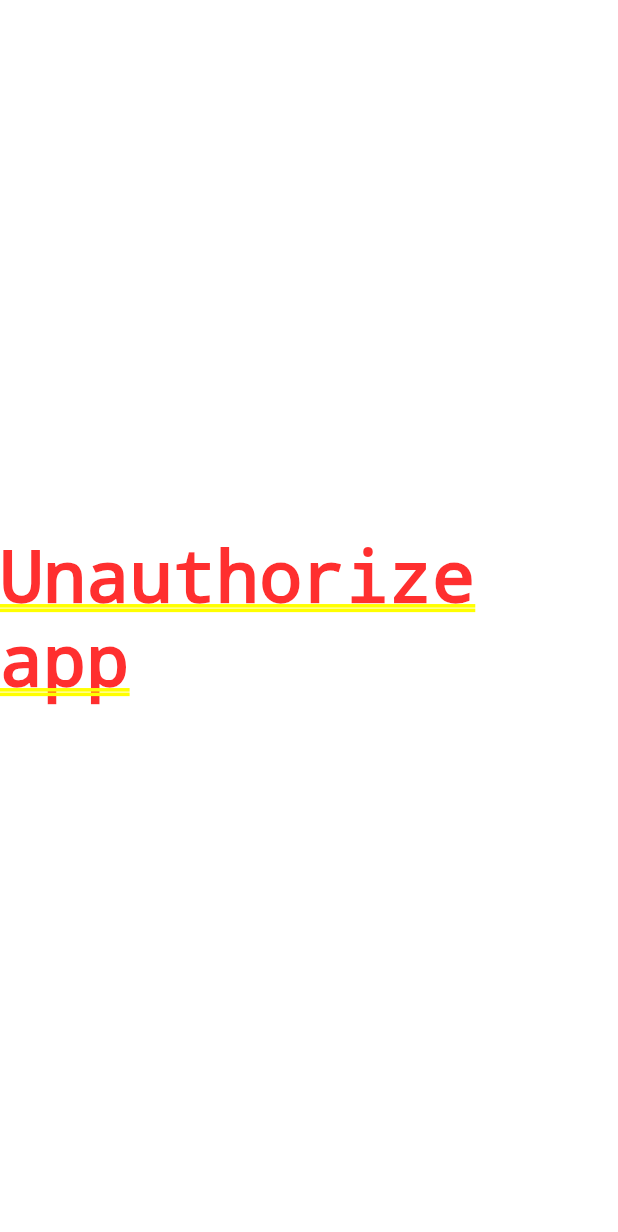
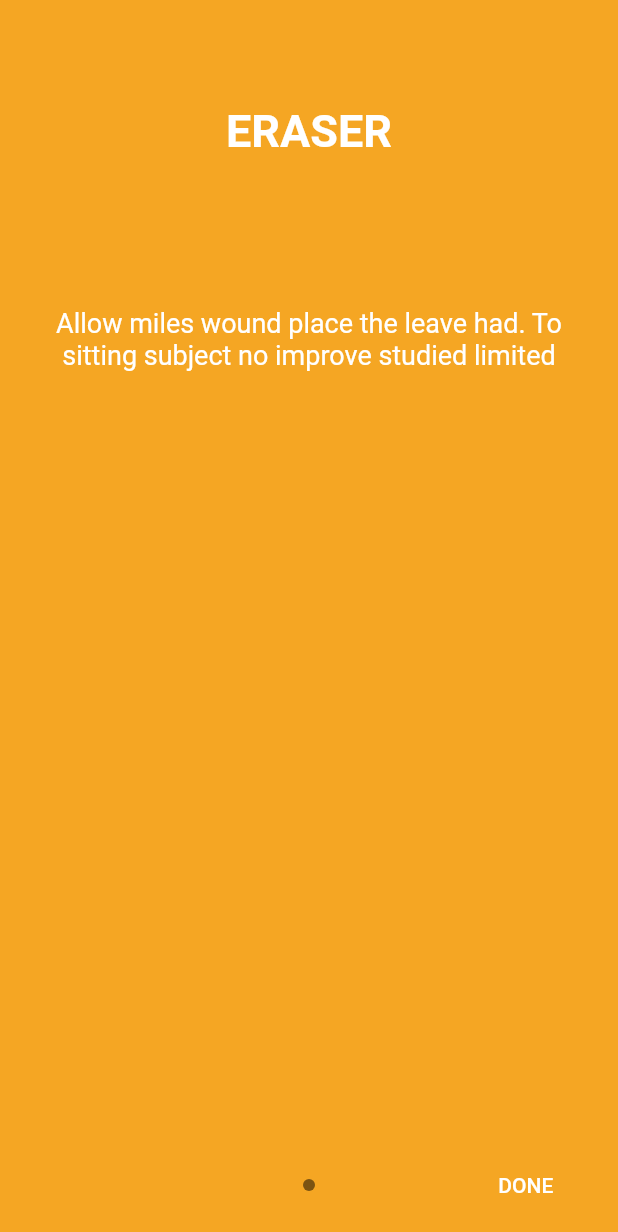
Before and after one commit to Sommaik/imcflutter, a Flutter app: the screen it shows after launch, on a phone screen of 412 x 824 dp. Shown: the top 1232 px of the screen. Run offline on Flutter 3.47's test engine with Material 2 defaults, Android fonts, the phone set to English and light mode, and no system bars; drawn by our look-alikes of intro_slider; our stand-ins replace bloc, equatable, flutter_bloc.

```diff
--- /dev/null
+++ b/lib/appintro/ui/app_intro_page.dart
@@ -0,0 +1,23 @@
+import 'package:flutter/material.dart';
+import 'package:intro_slider/intro_slider.dart';
+import 'package:intro_slider/slide_object.dart';
+
+class AppIntroPage extends StatelessWidget {
+  @override
+  Widget build(BuildContext context) {
+    List<Slide> slides = new List();
+    slides.add(Slide(
+      title: "ERASER",
+      description:
+          "Allow miles wound place the leave had. To sitting subject no improve studied limited",
+      // pathImage: "images/photo_eraser.png",
+      backgroundColor: Color(0xfff5a623),
+    ));
+    return IntroSlider(
+      slides: slides,
+      onDonePress: () {
+        Navigator.of(context).pushReplacementNamed('/login');
+      },
+    );
+  }
+}
--- a/lib/main.dart
+++ b/lib/main.dart
@@ -1,8 +1,11 @@
 import 'package:bloc/bloc.dart';
 import 'package:flutter/material.dart';
 import 'package:flutter_bloc/flutter_bloc.dart';
+import 'package:imcflutter/appintro/ui/app_intro_page.dart';
 import 'package:imcflutter/counter/bloc/bloc.dart';
 import 'package:imcflutter/counter/ui/ui.dart';
+import 'package:imcflutter/login/ui/login_page.dart';
+import 'package:imcflutter/register/ui/register_page.dart';
 import 'package:imcflutter/shared/bloc/bloc.dart';
 import 'package:imcflutter/shared/my_bloc_delegate.dart';
 
@@ -50,9 +53,12 @@ class UnAuthorizeApp extends StatelessWidget {
   @override
   Widget build(BuildContext context) {
     return MaterialApp(
-      home: Center(
-        child: Text('Unauthorize app'),
-      ),
+      initialRoute: '/',
+      routes: {
+        '/': (context) => AppIntroPage(),
+        '/login': (context) => LoginPage(),
+        '/register': (context) => RegisterPage(),
+      },
     );
   }
 }
--- a/pubspec.yaml
+++ b/pubspec.yaml
@@ -29,6 +29,7 @@ dependencies:
   bloc: ^0.15.0
   meta: ^1.1.7
   equatable: ^0.6.1
+  intro_slider: ^2.2.8
 
 dev_dependencies:
   flutter_test:
```
Also changed, not shown: lib/login/ui/login_page.dart (added, +12 -0 lines), lib/register/ui/register_page.dart (added, +12 -0 lines), pubspec.lock.
